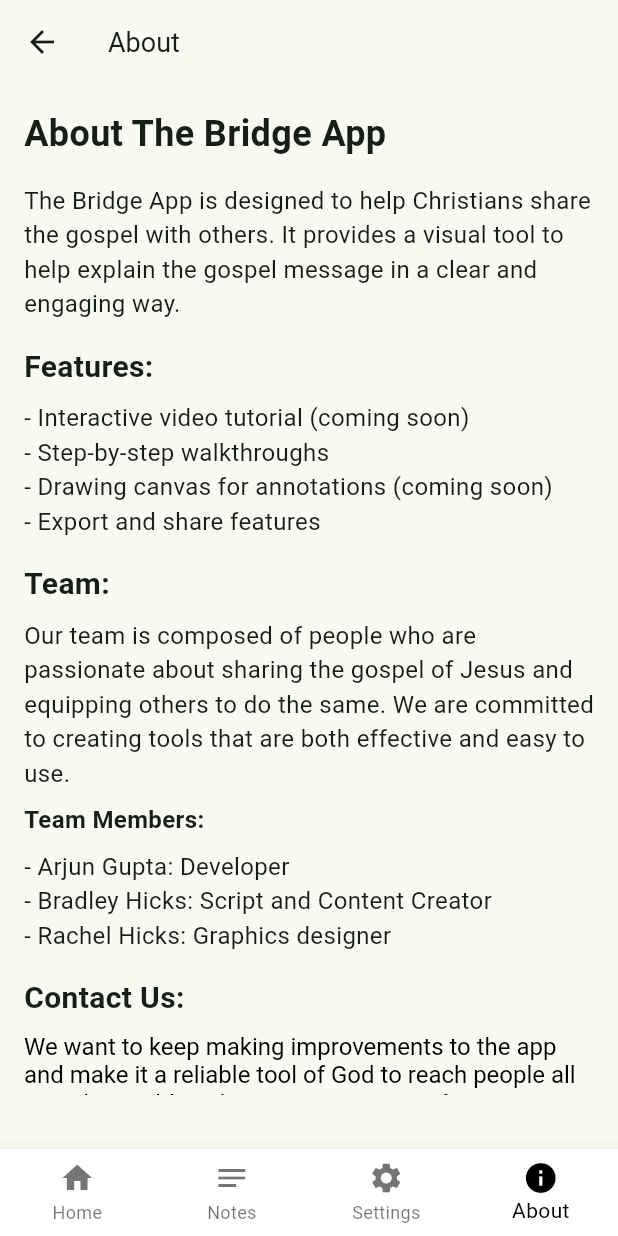
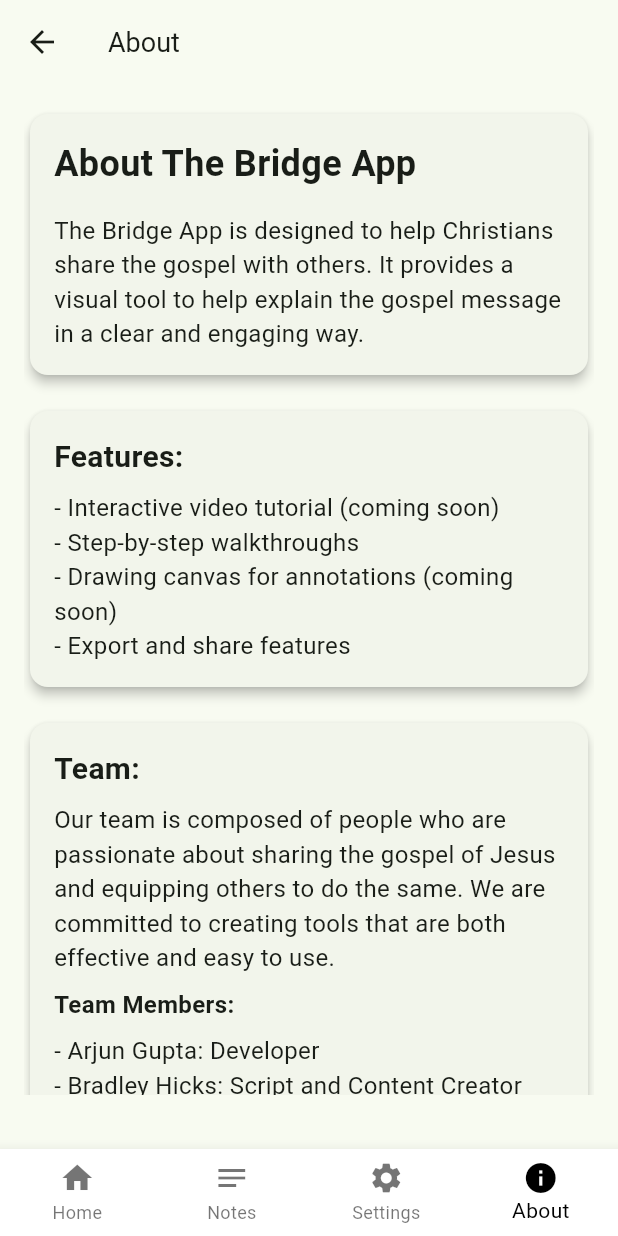
Before and after one commit to Arjun2908/TheBridgeApp, a Flutter app: the AboutPage screen opened by its route, on a phone screen of 412 x 824 dp. Run offline on Flutter 3.47's test engine with Material 3 defaults, Android fonts, the phone set to English and light mode, and no system bars; our stand-ins replace flutter_colorpicker, flutter_dotenv, fluttertoast, hive, hive_flutter, share_plus and 2 more; accounts and stored records are empty.

Commit message:
refactor AboutPage layout to use cards for improved visual structure and readability

```diff
--- a/lib/about/about_page.dart
+++ b/lib/about/about_page.dart
@@ -25,6 +25,16 @@ class AboutPage extends StatelessWidget {
             child: Column(
               crossAxisAlignment: CrossAxisAlignment.start,
               children: [
+                Card(
+                  elevation: 3,
+                  shape: RoundedRectangleBorder(
+                    borderRadius: BorderRadius.circular(12.0),
+                  ),
+                  child: Padding(
+                    padding: const EdgeInsets.all(16.0),
+                    child: Column(
+                      crossAxisAlignment: CrossAxisAlignment.start,
+                      children: [
                         Text(
                           'About The Bridge App',
                           style: TextStyle(fontSize: getHeaderTextSize(settingsProvider.textSize), fontWeight: FontWeight.bold),
@@ -34,7 +44,21 @@ class AboutPage extends StatelessWidget {
                           'The Bridge App is designed to help Christians share the gospel with others. It provides a visual tool to help explain the gospel message in a clear and engaging way.',
                           style: TextStyle(fontSize: getBodyTextSize(settingsProvider.textSize)),
                         ),
+                      ],
+                    ),
+                  ),
+                ),
                 const SizedBox(height: 16),
+                Card(
+                  elevation: 3,
+                  shape: RoundedRectangleBorder(
+                    borderRadius: BorderRadius.circular(12.0),
+                  ),
+                  child: Padding(
+                    padding: const EdgeInsets.all(16.0),
+                    child: Column(
+                      crossAxisAlignment: CrossAxisAlignment.start,
+                      children: [
                         Text(
                           'Features:',
                           style: TextStyle(fontSize: getTitleTextSize(settingsProvider.textSize), fontWeight: FontWeight.bold),
@@ -47,7 +71,21 @@ class AboutPage extends StatelessWidget {
                           '- Export and share features',
                           style: TextStyle(fontSize: getBodyTextSize(settingsProvider.textSize)),
                         ),
+                      ],
+                    ),
+                  ),
+                ),
                 const SizedBox(height: 16),
+                Card(
+                  elevation: 3,
+                  shape: RoundedRectangleBorder(
+                    borderRadius: BorderRadius.circular(12.0),
+                  ),
+                  child: Padding(
+                    padding: const EdgeInsets.all(16.0),
+                    child: Column(
+                      crossAxisAlignment: CrossAxisAlignment.start,
+                      children: [
                         Text(
                           'Team:',
                           style: TextStyle(fontSize: getTitleTextSize(settingsProvider.textSize), fontWeight: FontWeight.bold),
@@ -69,7 +107,21 @@ class AboutPage extends StatelessWidget {
                           '- Rachel Hicks: Graphics designer',
                           style: TextStyle(fontSize: getBodyTextSize(settingsProvider.textSize)),
                         ),
+                      ],
+                    ),
+                  ),
+                ),
                 const SizedBox(height: 16),
+                Card(
+                  elevation: 3,
+                  shape: RoundedRectangleBorder(
+                    borderRadius: BorderRadius.circular(12.0),
+                  ),
+                  child: Padding(
+                    padding: const EdgeInsets.all(16.0),
+                    child: Column(
+                      crossAxisAlignment: CrossAxisAlignment.start,
+                      children: [
                         Text(
                           'Contact Us:',
                           style: TextStyle(fontSize: getTitleTextSize(settingsProvider.textSize), fontWeight: FontWeight.bold),
@@ -103,6 +155,10 @@ class AboutPage extends StatelessWidget {
                     ),
                   ),
                 ),
+              ],
+            ),
+          ),
+        ),
         bottomNavigationBar: BottomNavBar(
           selectedIndex: 3,
           onItemTapped: (index) => onItemTapped(index, context),
```
Also changed, not shown: lib/settings/settings_page.dart (+46 -7 lines). Lines whose indentation alone changed are shown as unchanged.
